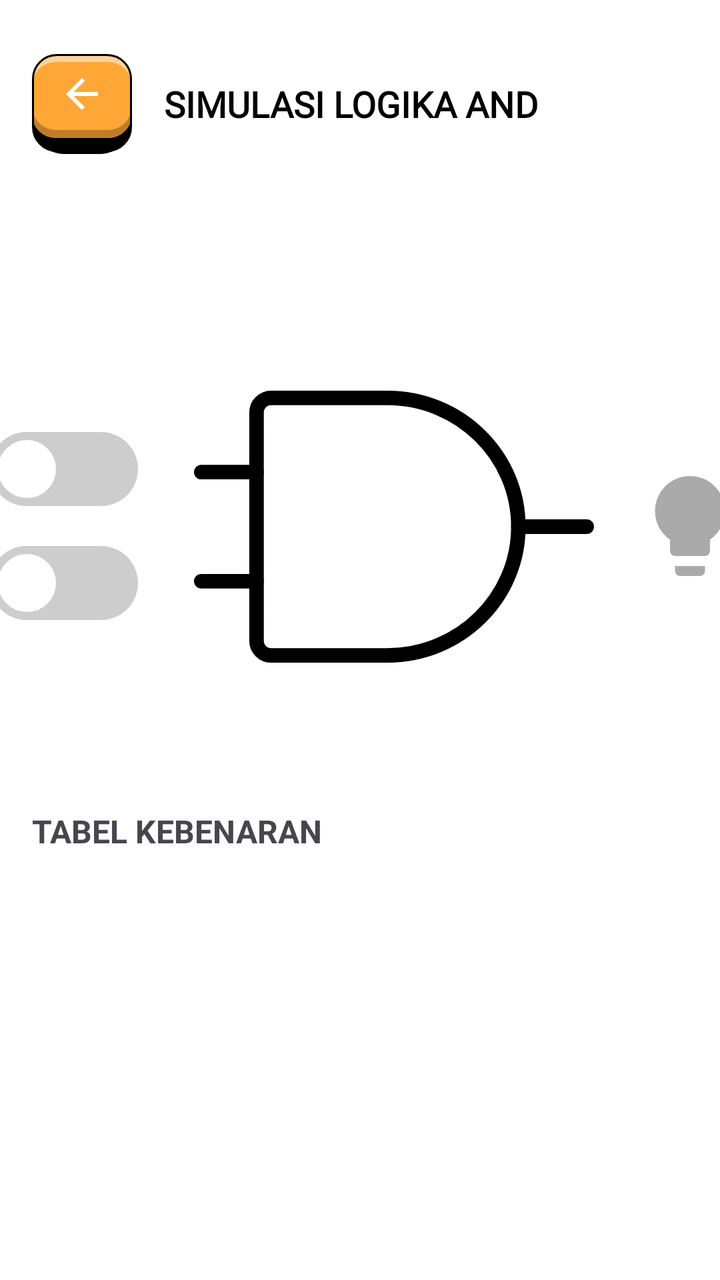
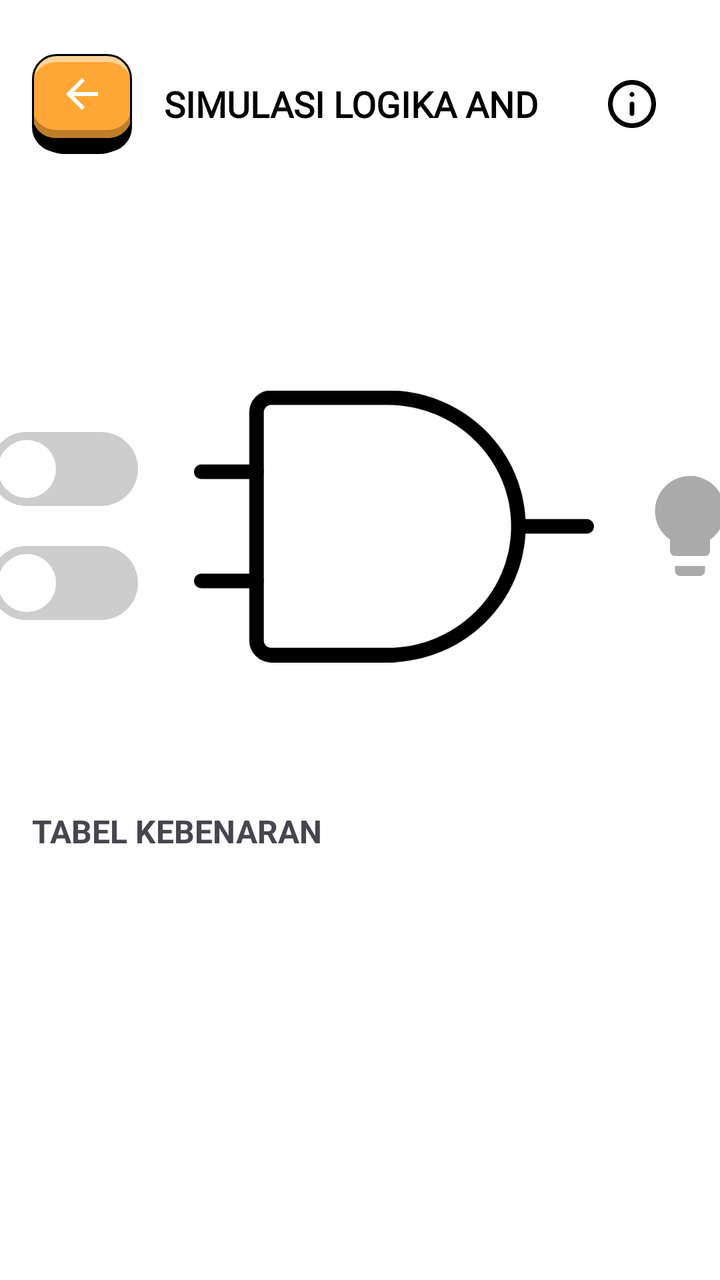

The first picture is an Android layout as it rendered before a commit; the second is the same layout after the commit. The layout source and the unified diff follow.
<!-- AndroidManifest.xml: another module's application theme Theme.PintuLogika -->
<!-- res/layout/activity_simulasi_detail.xml -->
<?xml version="1.0" encoding="utf-8"?>
<LinearLayout xmlns:android="http://schemas.android.com/apk/res/android"
    xmlns:app="http://schemas.android.com/apk/res-auto"
    xmlns:tools="http://schemas.android.com/tools"
    android:layout_width="match_parent"
    android:layout_height="match_parent"
    android:id="@+id/detailSimulasi"
    android:orientation="vertical"
    android:background="@color/white"
    android:fitsSystemWindows="true"
    android:theme="@style/Theme.PintuLogika"
    tools:context=".ui.SimulasiDetailActivity">

    <com.google.android.material.appbar.AppBarLayout
        android:id="@+id/appbar"
        android:layout_width="match_parent"
        android:layout_height="wrap_content"
        android:layout_marginTop="20dp"
        android:minHeight="?attr/actionBarSize"
        app:layout_constraintTop_toTopOf="parent"
        app:layout_constraintStart_toStartOf="parent" >

        <androidx.appcompat.widget.Toolbar
            android:id="@+id/toolbar"
            android:layout_width="match_parent"
            android:layout_height="wrap_content"
            android:background="@color/white"
            android:minHeight="?attr/actionBarSize">

            <ImageButton
                android:id="@+id/btnBackSimulasi"
                android:layout_width="50dp"
                android:layout_height="50dp"
                android:maxHeight="60dp"
                android:maxWidth="60dp"
                android:paddingBottom="10dp"
                android:src="@drawable/ic_arrow_back_24"
                android:background="@drawable/bg_button_3d_small_with_black_stroke"/>


            <TextView
                android:id="@+id/tvJudul"
                android:layout_width="wrap_content"
                android:layout_height="wrap_content"
                android:text="SIMULASI LOGIKA AND"
                android:textStyle="bold"
                android:textSize="18sp"
                android:paddingHorizontal="16dp"
                android:textColor="@color/black"
                android:fontFamily="@font/poppins_medium" />


        </androidx.appcompat.widget.Toolbar>

    </com.google.android.material.appbar.AppBarLayout>


    <TextView
        android:id="@+id/tvLogicExplanation"
        android:layout_width="match_parent"
        android:layout_height="wrap_content"
        android:textSize="16sp"
        android:textColor="@color/black"
        android:gravity="center"
        android:layout_marginTop="64dp"
        android:fontFamily="@font/poppins_medium" />



    <LinearLayout
        android:id="@+id/layout_simulasi"
        android:orientation="horizontal"
        android:gravity="center"
        android:layout_width="match_parent"
        android:layout_height="wrap_content"
        app:layout_constraintStart_toStartOf="parent"
        app:layout_constraintEnd_toEndOf="parent"
        app:layout_constraintTop_toBottomOf="@+id/appbar_simulasi">


        <LinearLayout
            android:layout_width="wrap_content"
            android:layout_height="wrap_content"
            android:orientation="vertical">

            <Switch
                android:id="@+id/switch1"
                android:layout_width="wrap_content"
                android:layout_height="wrap_content"
                android:layout_margin="10dp"
                android:thumb="@drawable/custom_switch_thumb"
                android:track="@drawable/custom_switch_track"
                style="@style/Widget.AppCompat.CompoundButton.Switch"
                tools:ignore="UseSwitchCompatOrMaterialXml"/>

            <Switch
                android:id="@+id/switch2"
                android:layout_width="wrap_content"
                android:layout_height="wrap_content"
                android:layout_margin="10dp"
                android:thumb="@drawable/custom_switch_thumb"
                android:track="@drawable/custom_switch_track"
                style="@style/Widget.AppCompat.CompoundButton.Switch"
                tools:ignore="UseSwitchCompatOrMaterialXml"/>

        </LinearLayout>

        <ImageView
            android:id="@+id/imgGerbang"
            android:layout_width="200dp"
            android:layout_height="wrap_content"
            android:layout_marginStart="18dp"
            android:src="@drawable/ic_gate_and" />

        <ImageView
            android:id="@+id/imgLamp"
            android:layout_width="60dp"
            android:layout_height="60dp"
            android:layout_marginStart="18dp"
            android:src="@drawable/ic_lamp_off" />
    </LinearLayout>


    <LinearLayout
        android:layout_width="match_parent"
        android:layout_height="match_parent"
        android:orientation="vertical"
        android:padding="16dp">

        <TextView
            android:id="@+id/tvTabelLabel"
            android:layout_width="wrap_content"
            android:layout_height="wrap_content"
            android:text="TABEL KEBENARAN"
            android:textStyle="bold"
            android:textSize="16sp"
            android:layout_marginTop="32dp"
            android:layout_marginBottom="8dp"
            app:layout_constraintStart_toStartOf="parent"
            app:layout_constraintEnd_toEndOf="parent"
            app:layout_constraintTop_toBottomOf="@+id/layout_simulasi"/>

        <TableLayout
            android:id="@+id/tableTruth"
            android:layout_width="match_parent"
            android:layout_height="wrap_content"
            android:stretchColumns="*"
            android:background="#EEE"
            android:textAlignment="center"
            android:layout_marginTop="20dp"
            app:layout_constraintStart_toStartOf="parent"
            app:layout_constraintEnd_toEndOf="parent"
            app:layout_constraintTop_toBottomOf="@+id/tvTabelLabel"/>

    </LinearLayout>



</LinearLayout>
<!-- resources referenced by this layout -->
<resources>
  <color name="black">#FF000000</color>
  <color name="white">#FFFFFFFF</color>
  <!-- drawable ic_arrow_back_24 (drawable) -->
  <vector xmlns:android="http://schemas.android.com/apk/res/android" android:autoMirrored="true" android:height="24dp" android:tint="#FFFFFF" android:viewportHeight="960" android:viewportWidth="960" android:width="24dp">
        
      <path android:fillColor="@android:color/white" android:pathData="M313,520L537,744L480,800L160,480L480,160L537,216L313,440L800,440L800,520L313,520Z"/>
      
  </vector>
  <!-- drawable ic_lamp_off (drawable) -->
  <vector xmlns:android="http://schemas.android.com/apk/res/android"
      android:width="24dp"
      android:height="24dp"
      android:viewportWidth="24"
      android:viewportHeight="24">
      <path
          android:fillColor="@android:color/darker_gray"
          android:pathData="M12,2A7,7 0 0,0 5,9C5,11.38 6.19,13.47 8,14.74V17A1,1 0 0,0 9,18H15A1,1 0 0,0 16,17V14.74C17.81,13.47 19,11.38 19,9A7,7 0 0,0 12,2M9,21A1,1 0 0,0 10,22H14A1,1 0 0,0 15,21V20H9V21Z" />
  </vector>
  <style name="Theme.PintuLogika" parent="Base.Theme.PintuLogika" />
  <color name="gray_500">#C3C3C3</color>
  <style name="Base.Theme.PintuLogika" parent="Theme.Material3.DayNight.NoActionBar">
          
          
      </style>
  <!-- unchanged entries left out for length: 4 -->
</resources>

<!-- the commit's change to res/layout/activity_simulasi_detail.xml (unified diff, before → after) -->
@@ -9,7 +9,7 @@
     android:background="@color/white"
     android:fitsSystemWindows="true"
     android:theme="@style/Theme.PintuLogika"
-    tools:context=".ui.SimulasiDetailActivity">
+    tools:context=".ui.gerbang_logika.SimulasiDetailActivity">
 
     <com.google.android.material.appbar.AppBarLayout
         android:id="@+id/appbar"
@@ -48,6 +48,20 @@
                 android:paddingHorizontal="16dp"
                 android:textColor="@color/black"
                 android:fontFamily="@font/poppins_medium" />
+
+
+            <ImageView
+                android:id="@+id/btnInfoSimulasi"
+                android:layout_width="40dp"
+                android:layout_height="40dp"
+                android:src="@drawable/ic_info_24"
+                android:background="?attr/selectableItemBackgroundBorderless"
+                android:contentDescription="Info"
+                android:layout_marginEnd="24dp"
+                android:layout_gravity="end"
+                android:tint="@color/black"
+                android:padding="8dp"
+                tools:ignore="UseAppTint" />
 
 
         </androidx.appcompat.widget.Toolbar>
<!-- resource entries referenced after the edit -->
@@ -7,6 +7,16 @@
         
       <path android:fillColor="@android:color/white" android:pathData="M313,520L537,744L480,800L160,480L480,160L537,216L313,440L800,440L800,520L313,520Z"/>
       
+  </vector>
+  <!-- drawable ic_info_24 (drawable) -->
+  <vector xmlns:android="http://schemas.android.com/apk/res/android"
+      android:width="20dp"
+      android:height="20dp"
+      android:viewportWidth="20"
+      android:viewportHeight="20">
+    <path
+        android:pathData="M10,15C10.283,15 10.521,14.904 10.713,14.712C10.905,14.52 11.001,14.283 11,14V10C11,9.717 10.904,9.479 10.712,9.288C10.52,9.097 10.283,9.001 10,9C9.717,8.999 9.48,9.095 9.288,9.288C9.096,9.481 9,9.718 9,10V14C9,14.283 9.096,14.521 9.288,14.713C9.48,14.905 9.717,15.001 10,15ZM10,7C10.283,7 10.521,6.904 10.713,6.712C10.905,6.52 11.001,6.283 11,6C10.999,5.717 10.903,5.48 10.712,5.288C10.521,5.096 10.283,5 10,5C9.717,5 9.479,5.096 9.288,5.288C9.097,5.48 9.001,5.717 9,6C8.999,6.283 9.095,6.52 9.288,6.713C9.481,6.906 9.718,7.001 10,7ZM10,20C8.617,20 7.317,19.737 6.1,19.212C4.883,18.687 3.825,17.974 2.925,17.075C2.025,16.176 1.313,15.117 0.788,13.9C0.263,12.683 0.001,11.383 0,10C-0.001,8.617 0.262,7.317 0.788,6.1C1.314,4.883 2.026,3.824 2.925,2.925C3.824,2.026 4.882,1.313 6.1,0.788C7.318,0.263 8.618,0 10,0C11.382,0 12.682,0.263 13.9,0.788C15.118,1.313 16.176,2.026 17.075,2.925C17.974,3.824 18.686,4.883 19.213,6.1C19.74,7.317 20.002,8.617 20,10C19.998,11.383 19.735,12.683 19.212,13.9C18.689,15.117 17.976,16.176 17.075,17.075C16.174,17.974 15.115,18.687 13.9,19.213C12.685,19.739 11.385,20.001 10,20ZM10,18C12.233,18 14.125,17.225 15.675,15.675C17.225,14.125 18,12.233 18,10C18,7.767 17.225,5.875 15.675,4.325C14.125,2.775 12.233,2 10,2C7.767,2 5.875,2.775 4.325,4.325C2.775,5.875 2,7.767 2,10C2,12.233 2.775,14.125 4.325,15.675C5.875,17.225 7.767,18 10,18Z"
+        android:fillColor="#F24822"/>
   </vector>
   <!-- drawable ic_lamp_off (drawable) -->
   <vector xmlns:android="http://schemas.android.com/apk/res/android"
@@ -23,7 +33,18 @@
   <style name="Base.Theme.PintuLogika" parent="Theme.Material3.DayNight.NoActionBar">
           
           
+  
+  
+          <item name="android:statusBarColor">@android:color/transparent</item>
+          <item name="android:windowTranslucentStatus">true</item>
+          <item name="android:windowLightStatusBar">true</item> 
+  
+          <item name="android:windowSplashScreenBackground">@color/white</item>
+          <item name="android:windowSplashScreenAnimatedIcon">@drawable/logo</item>
+          <item name="android:windowSplashScreenIconBackgroundColor">@android:color/transparent</item>
+          <item name="postSplashScreenTheme">@style/Theme.PintuLogika</item>
       </style>
+  <!-- drawable logo: vector/xml drawable (drawable, 42423 chars, omitted) -->
   <!-- unchanged entries left out for length: 4 -->
 </resources>
 
